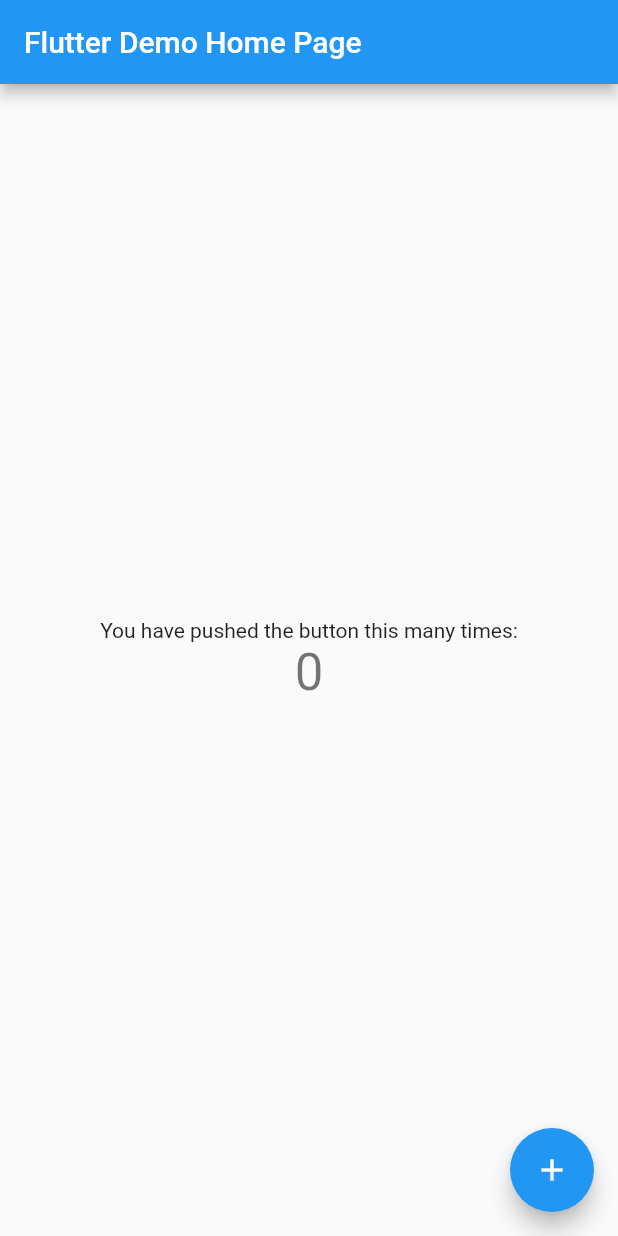
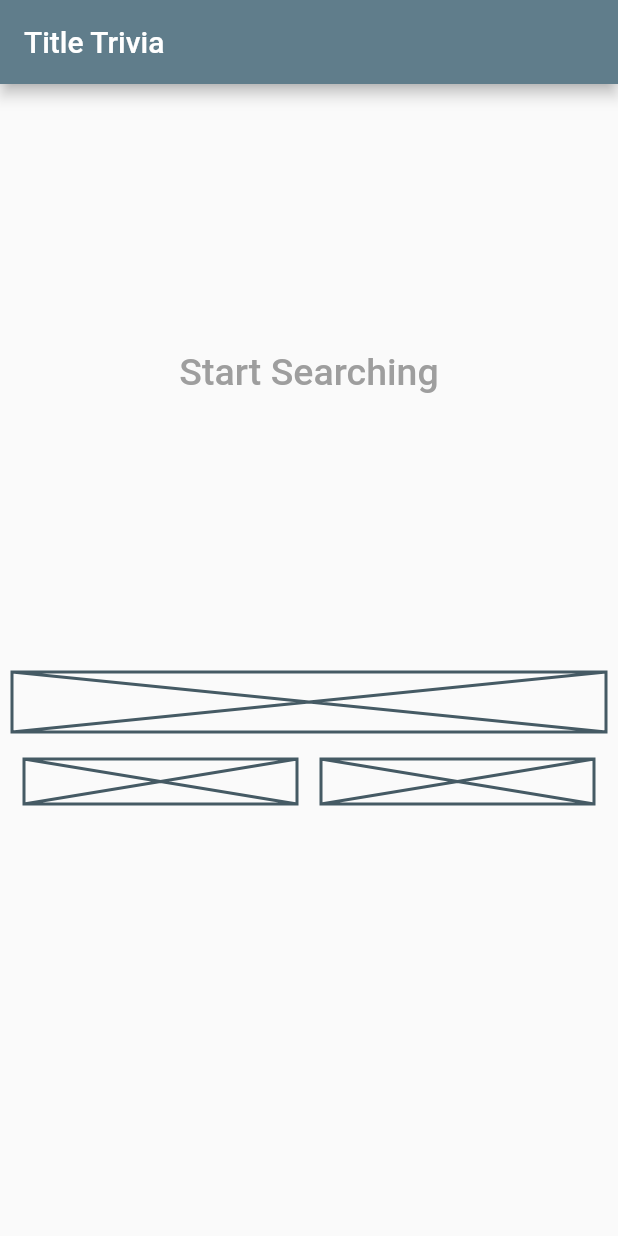
Before and after one commit to DavidPerezP124/clean_flutter_architecture, a Flutter app: the screen it shows after launch, on a phone screen of 412 x 824 dp. Run offline on Flutter 3.47's test engine with Material 2 defaults, Android fonts, the phone set to English and light mode, and no system bars; our stand-ins replace bloc, dartz, data_connection_checker, equatable, flutter_bloc, get_it and 1 more.

Commit message:
adding UI element

```diff
--- /dev/null
+++ b/lib/features/number_trivia/presentation/pages/number_trivia_page.dart
@@ -0,0 +1,172 @@
+import 'package:clean_architecture_flutter_beguinner/features/number_trivia/presentation/styles/test_styles.dart';
+import 'package:flutter/material.dart';
+import 'package:flutter_bloc/flutter_bloc.dart';
+
+import '../../../../injection_container.dart';
+import '../bloc/number_trivia_bloc.dart';
+
+class NumberTriviaPage extends StatelessWidget {
+  const NumberTriviaPage({Key key}) : super(key: key);
+
+  @override
+  Widget build(BuildContext context) {
+    return Scaffold(
+        appBar: AppBar(
+          title: Text('Title Trivia'),
+        ),
+        body: _buildBody());
+  }
+
+  BlocProvider<NumberTriviaBloc> _buildBody() {
+    final _children = [
+      _top(),
+      _bottom(),
+    ];
+    var _flexibleChildren = _children
+        .map((e) => Expanded(
+              child: Padding(
+                padding: const EdgeInsets.all(8.0),
+                child: e,
+              ),
+            ))
+        .toList();
+    return BlocProvider(
+      builder: (context) => sl<NumberTriviaBloc>(),
+      child: ConstrainedBox(
+        constraints: BoxConstraints.expand(),
+        child: Column(
+          children: _flexibleChildren,
+        ),
+      ),
+    );
+  }
+
+  Widget _bottom() {
+    final _height = 10.0;
+    final _children = [
+      Placeholder(
+        fallbackHeight: 40,
+      ),
+      SizedBox(
+        height: _height,
+      ),
+      Row(
+        children: [
+          Placeholder(
+            fallbackHeight: 30,
+          ),
+          Placeholder(
+            fallbackHeight: 30,
+          ),
+        ]
+            //  wrap children in expanded
+            .map((e) => Expanded(
+                    child: Padding(
+                  padding: const EdgeInsets.all(8.0),
+                  child: e,
+                )))
+            .toList(),
+      )
+    ];
+    return Column(
+      children: _children,
+    );
+  }
+}
+
+class _top extends StatefulWidget {
+  const _top({
+    Key key,
+  }) : super(key: key);
+
+  @override
+  __topState createState() => __topState();
+}
+
+class __topState extends State<_top> {
+  @override
+  Widget build(BuildContext context) {
+    return BlocBuilder<NumberTriviaBloc, NumberTriviaState>(
+      builder: (context, state) {
+        if (state is Empty) {
+          return MessageDisplay(
+            message: 'Start Searching',
+          );
+        }
+        if (state is Error) {
+          return MessageDisplay(
+            message: state.message,
+          );
+        }
+        if (state is Loading) {
+          return Center(
+            child: CircularProgressIndicator(),
+          );
+        }
+        if (state is Loaded) {
+          return TriviaDisplay(
+            number: state.trivia.number.toString(),
+            message: state.trivia.text,
+          );
+        }
+        return Placeholder();
+      },
+    );
+  }
+}
+
+class MessageDisplay extends StatelessWidget {
+  final String message;
+  const MessageDisplay({
+    Key key,
+    @required this.message,
+  }) : super(key: key);
+
+  @override
+  Widget build(BuildContext context) {
+    return Center(
+      child: SingleChildScrollView(
+        child: biggerText(
+          message,
+          context: context,
+        ),
+      ),
+    );
+  }
+}
+
+class TriviaDisplay extends StatelessWidget {
+  final String number;
+  final String message;
+  const TriviaDisplay({
+    Key key,
+    @required this.message,
+    @required this.number,
+  }) : super(key: key);
+
+  @override
+  Widget build(BuildContext context) {
+    return Center(
+      child: SingleChildScrollView(
+        child: Column(
+          children: [
+            biggerText(number, context: context, fontSize: 35),
+            biggerText(
+              message,
+              context: context,
+            ),
+          ],
+        ),
+      ),
+    );
+  }
+}
+
+Text biggerText(String text,
+    {@required BuildContext context, double fontSize = 25}) {
+  return Text(
+    text,
+    style: TriviaStyles.bigLetterStyle(context, fontSize: fontSize),
+    textAlign: TextAlign.center,
+  );
+}
--- a/lib/main.dart
+++ b/lib/main.dart
@@ -1,6 +1,11 @@
+import 'package:clean_architecture_flutter_beguinner/features/number_trivia/presentation/pages/number_trivia_page.dart';
 import 'package:flutter/material.dart';
 
-void main() {
+import 'injection_container.dart' as di show init;
+
+void main() async {
+  WidgetsFlutterBinding.ensureInitialized();
+  await di.init();
   runApp(MyApp());
 }
 
@@ -9,109 +14,14 @@ class MyApp extends StatelessWidget {
   @override
   Widget build(BuildContext context) {
     return MaterialApp(
-      title: 'Flutter Demo',
-      theme: ThemeData(
-        // This is the theme of your application.
-        //
-        // Try running your application with "flutter run". You'll see the
-        // application has a blue toolbar. Then, without quitting the app, try
-        // changing the primarySwatch below to Colors.green and then invoke
-        // "hot reload" (press "r" in the console where you ran "flutter run",
-        // or simply save your changes to "hot reload" in a Flutter IDE).
-        // Notice that the counter didn't reset back to zero; the application
-        // is not restarted.
-        primarySwatch: Colors.blue,
-        // This makes the visual density adapt to the platform that you run
-        // the app on. For desktop platforms, the controls will be smaller and
-        // closer together (more dense) than on mobile platforms.
-        visualDensity: VisualDensity.adaptivePlatformDensity,
-      ),
-      home: MyHomePage(title: 'Flutter Demo Home Page'),
+      title: 'Number Trivia',
+      theme: _kThemeData(context),
+      home: NumberTriviaPage(),
     );
   }
 }
 
-class MyHomePage extends StatefulWidget {
-  MyHomePage({Key key, this.title}) : super(key: key);
-
-  // This widget is the home page of your application. It is stateful, meaning
-  // that it has a State object (defined below) that contains fields that affect
-  // how it looks.
-
-  // This class is the configuration for the state. It holds the values (in this
-  // case the title) provided by the parent (in this case the App widget) and
-  // used by the build method of the State. Fields in a Widget subclass are
-  // always marked "final".
-
-  final String title;
-
-  @override
-  _MyHomePageState createState() => _MyHomePageState();
-}
-
-class _MyHomePageState extends State<MyHomePage> {
-  int _counter = 0;
-
-  void _incrementCounter() {
-    setState(() {
-      // This call to setState tells the Flutter framework that something has
-      // changed in this State, which causes it to rerun the build method below
-      // so that the display can reflect the updated values. If we changed
-      // _counter without calling setState(), then the build method would not be
-      // called again, and so nothing would appear to happen.
-      _counter++;
-    });
-  }
-
-  @override
-  Widget build(BuildContext context) {
-    // This method is rerun every time setState is called, for instance as done
-    // by the _incrementCounter method above.
-    //
-    // The Flutter framework has been optimized to make rerunning build methods
-    // fast, so that you can just rebuild anything that needs updating rather
-    // than having to individually change instances of widgets.
-    return Scaffold(
-      appBar: AppBar(
-        // Here we take the value from the MyHomePage object that was created by
-        // the App.build method, and use it to set our appbar title.
-        title: Text(widget.title),
-      ),
-      body: Center(
-        // Center is a layout widget. It takes a single child and positions it
-        // in the middle of the parent.
-        child: Column(
-          // Column is also a layout widget. It takes a list of children and
-          // arranges them vertically. By default, it sizes itself to fit its
-          // children horizontally, and tries to be as tall as its parent.
-          //
-          // Invoke "debug painting" (press "p" in the console, choose the
-          // "Toggle Debug Paint" action from the Flutter Inspector in Android
-          // Studio, or the "Toggle Debug Paint" command in Visual Studio Code)
-          // to see the wireframe for each widget.
-          //
-          // Column has various properties to control how it sizes itself and
-          // how it positions its children. Here we use mainAxisAlignment to
-          // center the children vertically; the main axis here is the vertical
-          // axis because Columns are vertical (the cross axis would be
-          // horizontal).
-          mainAxisAlignment: MainAxisAlignment.center,
-          children: <Widget>[
-            Text(
-              'You have pushed the button this many times:',
-            ),
-            Text(
-              '$_counter',
-              style: Theme.of(context).textTheme.headline4,
-            ),
-          ],
-        ),
-      ),
-      floatingActionButton: FloatingActionButton(
-        onPressed: _incrementCounter,
-        tooltip: 'Increment',
-        child: Icon(Icons.add),
-      ), // This trailing comma makes auto-formatting nicer for build methods.
+ThemeData _kThemeData(BuildContext context) => Theme.of(context).copyWith(
+      primaryColor: Colors.blueGrey,
+      accentColor: Colors.blueAccent,
     );
-  }
-}
```
Also changed, not shown: lib/features/number_trivia/presentation/styles/test_styles.dart (added, +13 -0 lines), lib/injection_container.dart (added, +69 -0 lines), lib/features/number_trivia/presentation/widgets/bottom_widget_component.dart (added), lib/features/number_trivia/presentation/widgets/message_display_component.dart (added), lib/features/number_trivia/presentation/widgets/text_widget.dart (added), lib/features/number_trivia/presentation/widgets/top_component.dart (added), lib/features/number_trivia/presentation/widgets/trivia_display_component.dart (added).
